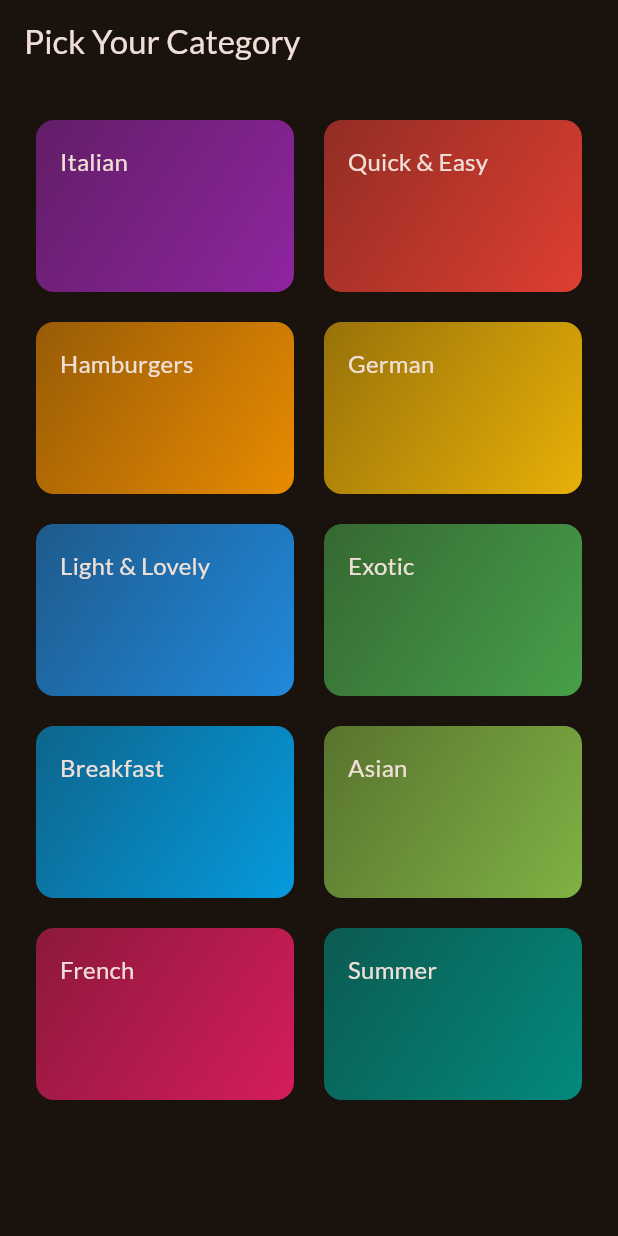
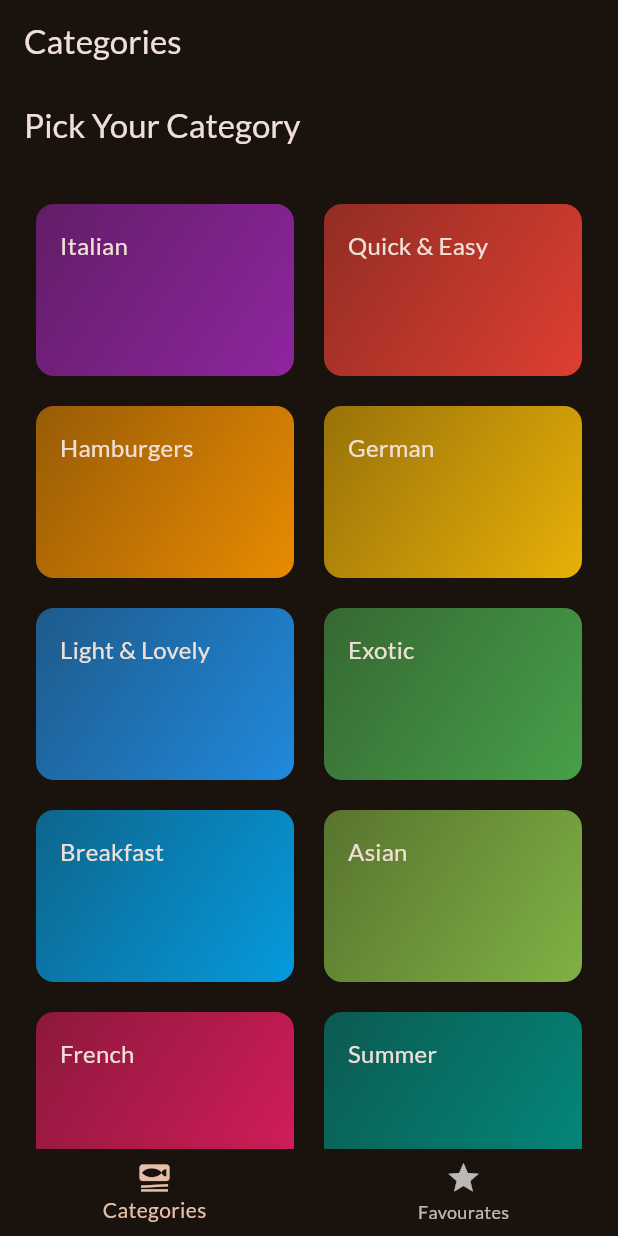
Before and after one commit to AnojAryal/Flutter-Projects, a Flutter app: the screen it shows after launch, on a phone screen of 412 x 824 dp. Run offline on Flutter 3.47's test engine with Material 3 defaults, Android fonts, the phone set to English and light mode, and no system bars; our stand-ins replace google_fonts, transparent_image.

Commit message:
adding tabsscreen with buttomnavigationbar

```diff
--- a/meals_app/lib/main.dart
+++ b/meals_app/lib/main.dart
@@ -2,6 +2,7 @@ import 'package:flutter/material.dart';
 
 import 'package:google_fonts/google_fonts.dart';
 import 'package:meals_app/screens/categories.dart';
+import 'package:meals_app/screens/tabs.dart';
 
 
 final theme = ThemeData(
@@ -24,7 +25,7 @@ class App extends StatelessWidget {
   Widget build(BuildContext context) {
     return MaterialApp(
       theme: theme,
-      home: const CategoriesScreen()
+      home: const TabsScreen()
     );
   }
 }
--- /dev/null
+++ b/meals_app/lib/screens/tabs.dart
@@ -0,0 +1,48 @@
+import 'package:flutter/material.dart';
+import 'package:meals_app/screens/categories.dart';
+import 'package:meals_app/screens/meals.dart';
+
+class TabsScreen extends StatefulWidget {
+  const TabsScreen({super.key});
+
+  @override
+  State<TabsScreen> createState() {
+    return _TabsScreenState();
+  }
+}
+
+class _TabsScreenState extends State<TabsScreen> {
+
+  int _selectedPageIndex = 0;
+
+  void _selectPage(int index){
+    setState(() {
+      _selectedPageIndex = index;
+    });
+  }
+
+  @override
+  Widget build(BuildContext context) {
+    Widget activePage = const CategoriesScreen();
+    var activePageTitle = 'Categories';
+
+    if (_selectedPageIndex == 1){
+      activePage = MealsScreen(title: 'Favoutites', meals: []);
+      activePageTitle = 'Your Favourates';
+    }
+
+   return Scaffold(
+    appBar: AppBar(
+      title:Text(activePageTitle)
+    ),
+    body: activePage,
+    bottomNavigationBar: BottomNavigationBar(
+      onTap: _selectPage,
+      items:const  [
+        BottomNavigationBarItem(icon: Icon(Icons.set_meal) , label:'Categories', ),
+        BottomNavigationBarItem(icon: Icon(Icons.star) , label:'Favourates',),
+      ],
+    ),
+   );
+  }
+}
```
